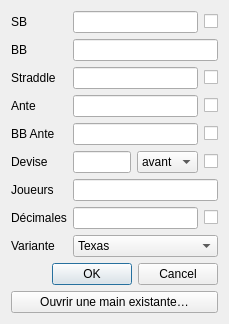
Old version of the form hh_creator/resource/ui/NewHandDialog.ui in the repository truenicoco/hh-creator.
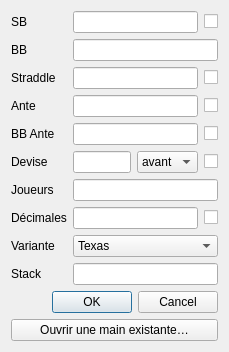
New version of the form.

Commit message: feat: stack size in new hand dialog

What changed in the file:
```diff
--- a/hh_creator/resource/ui/NewHandDialog.ui
+++ b/hh_creator/resource/ui/NewHandDialog.ui
@@ -221,6 +221,20 @@
        </item>
       </layout>
      </item>
+     <item row="11" column="0">
+      <widget class="QLabel" name="label_11">
+       <property name="text">
+        <string>Stack</string>
+       </property>
+      </widget>
+     </item>
+     <item row="11" column="1">
+      <layout class="QHBoxLayout">
+       <item>
+        <widget class="QLineEdit" name="lineEditStack"/>
+       </item>
+      </layout>
+     </item>
     </layout>
    </item>
    <item>
```
The commit also changes 3 other files.
